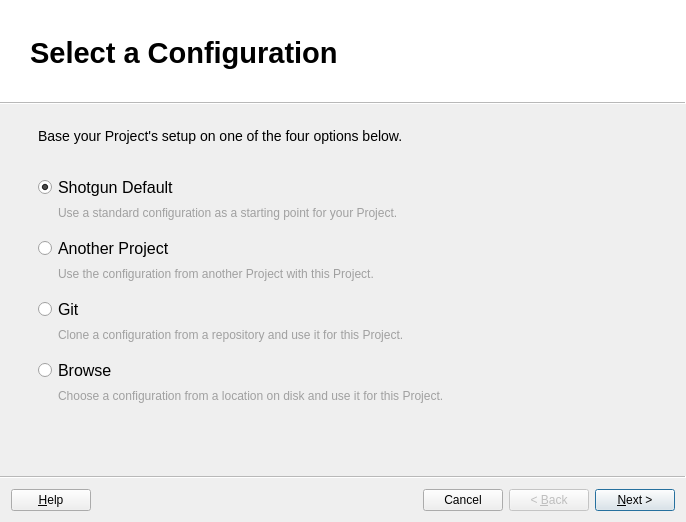
Above: resources/setup_project.ui from shotgunsoftware/tk-framework-adminui before the change. Below: the same form after it.
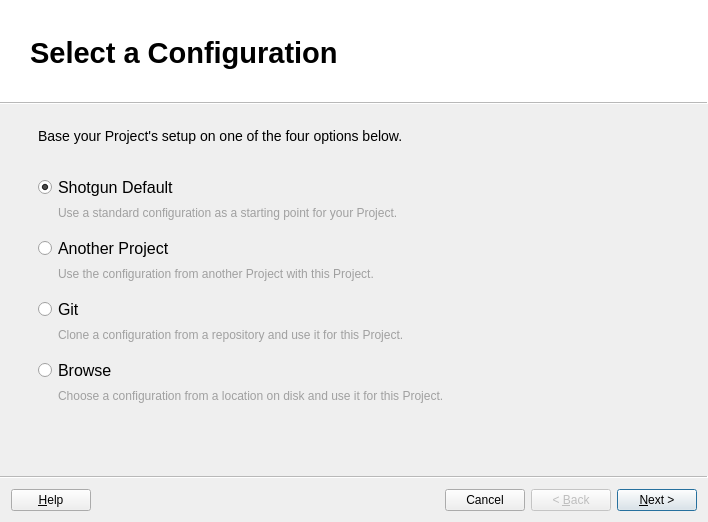
That is the form after the change. Icons and pictures are not drawn. Custom widgets are drawn as their Qt base class.

Patch:
```diff
--- a/resources/setup_project.ui
+++ b/resources/setup_project.ui
@@ -6,7 +6,7 @@
    <rect>
     <x>0</x>
     <y>0</y>
-    <width>686</width>
+    <width>708</width>
     <height>522</height>
    </rect>
   </property>
```
Left out of the diff: 233 changed lines with no effect on the pictures. Lines whose indentation alone changed are shown as unchanged.
